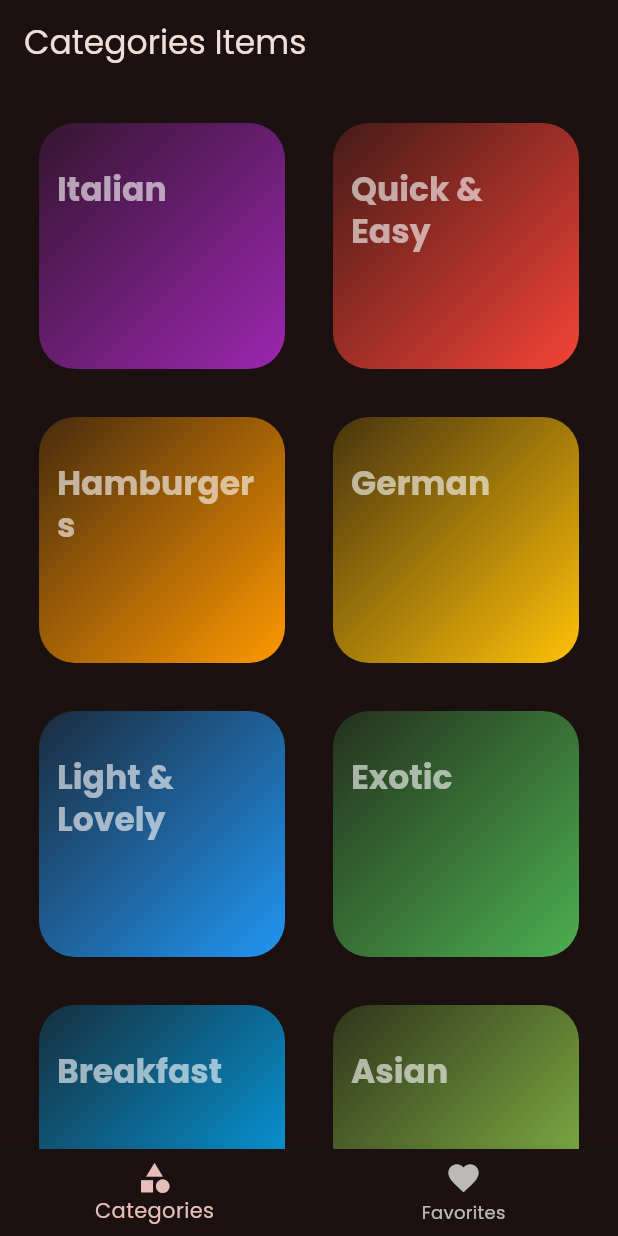
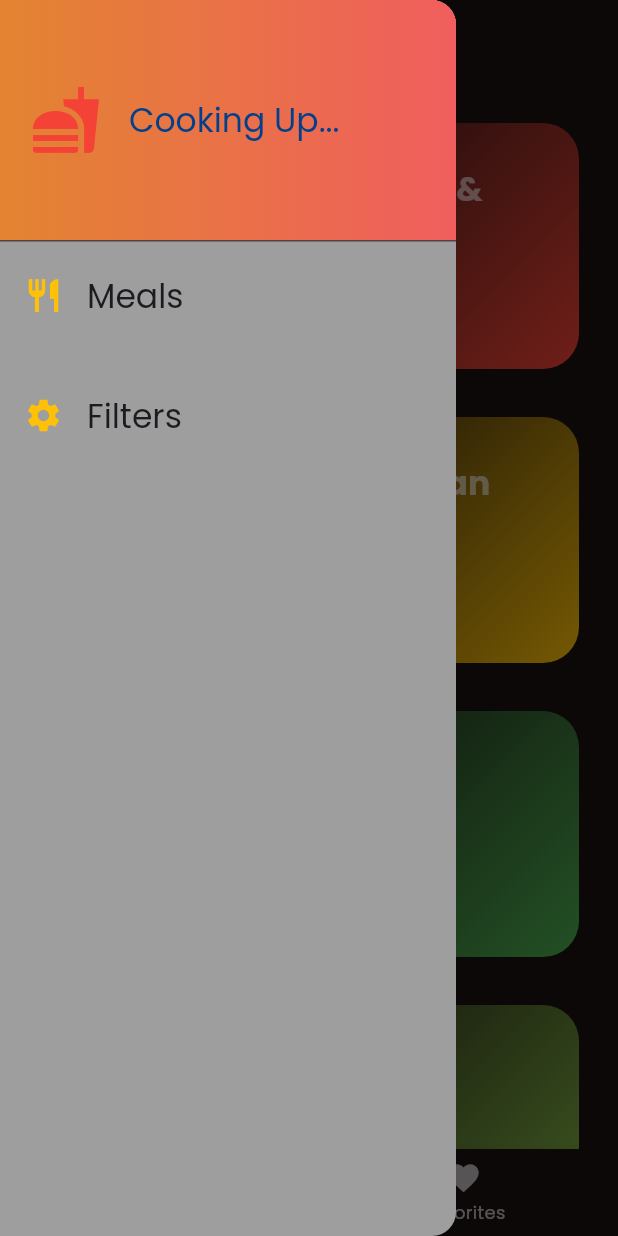
Before and after one commit to KeharSr/flutter_meals_app, a Flutter app: the screen it shows after launch, with the side drawer open (before the commit the screen has no drawer), on a phone screen of 412 x 824 dp. Run offline on Flutter 3.47's test engine with Material 3 defaults, Android fonts, the phone set to English and light mode, and no system bars; our stand-ins replace google_fonts, transparent_image.

Commit message:
screens added to apply the filter

```diff
--- a/lib/app/app.dart
+++ b/lib/app/app.dart
@@ -2,6 +2,7 @@ import 'package:flutter/material.dart';
 import 'package:google_fonts/google_fonts.dart';
 import 'package:meals_app/data/category_data.dart';
 import 'package:meals_app/screens/categories_screen.dart';
+import 'package:meals_app/screens/filter_screen.dart';
 import 'package:meals_app/screens/meals_screen.dart';
 import 'package:meals_app/screens/tabs_screen.dart';
 
--- a/lib/data/category_data.dart
+++ b/lib/data/category_data.dart
@@ -2,68 +2,23 @@ import 'package:flutter/material.dart';
 import 'package:meals_app/model/category_model.dart';
 import 'package:meals_app/model/meals_model.dart';
 
-const List<CategoryModel>  availableCategories = <CategoryModel>[
-  CategoryModel(
-    id: 'c1',
-    title: 'Italian',
-    color: Colors.purple,
-  ),
-  CategoryModel(
-    id: 'c2',
-    title: 'Quick & Easy',
-    color: Colors.red,
-  ),
-  CategoryModel(
-    id: 'c3',
-    title: 'Hamburgers',
-    color: Colors.orange,
-  ),
-  CategoryModel(
-    id: 'c4',
-    title: 'German',
-    color: Colors.amber,
-  ),
-  CategoryModel(
-    id: 'c5',
-    title: 'Light & Lovely',
-    color: Colors.blue,
-  ),
-  CategoryModel(
-    id: 'c6',
-    title: 'Exotic',
-    color: Colors.green,
-  ),
-  CategoryModel(
-    id: 'c7',
-    title: 'Breakfast',
-    color: Colors.lightBlue,
-  ),
-  CategoryModel(
-    id: 'c8',
-    title: 'Asian',
-    color: Colors.lightGreen,
-  ),
-  CategoryModel(
-    id: 'c9',
-    title: 'French',
-    color: Colors.pink,
-  ),
-  CategoryModel(
-    id: 'c10',
-    title: 'Summer',
-    color: Colors.teal,
-  ),
+const List<CategoryModel> availableCategories = <CategoryModel>[
+  CategoryModel(id: 'c1', title: 'Italian', color: Colors.purple),
+  CategoryModel(id: 'c2', title: 'Quick & Easy', color: Colors.red),
+  CategoryModel(id: 'c3', title: 'Hamburgers', color: Colors.orange),
+  CategoryModel(id: 'c4', title: 'German', color: Colors.amber),
+  CategoryModel(id: 'c5', title: 'Light & Lovely', color: Colors.blue),
+  CategoryModel(id: 'c6', title: 'Exotic', color: Colors.green),
+  CategoryModel(id: 'c7', title: 'Breakfast', color: Colors.lightBlue),
+  CategoryModel(id: 'c8', title: 'Asian', color: Colors.lightGreen),
+  CategoryModel(id: 'c9', title: 'French', color: Colors.pink),
+  CategoryModel(id: 'c10', title: 'Summer', color: Colors.teal),
 ];
 
-
-
-const  dummyMeals = [
+const List<MealModel> dummyMeals = <MealModel>[
   MealModel(
     id: 'm1',
-    categories: <String>[
-      'c1',
-      'c2',
-    ],
+    categories: <String>['c1', 'c2'],
     title: 'Spaghetti with Tomato Sauce',
     affordability: Affordability.affordable,
     complexity: Complexity.simple,
@@ -76,7 +31,7 @@ const  dummyMeals = [
       '1 Onion',
       '250g Spaghetti',
       'Spices',
-      'Cheese (optional)'
+      'Cheese (optional)',
     ],
     steps: <String>[
       'Cut the tomatoes and the onion into small pieces.',
@@ -85,7 +40,7 @@ const  dummyMeals = [
       'In the meantime, heaten up some olive oil and add the cut onion.',
       'After 2 minutes, add the tomato pieces, salt, pepper and your other spices.',
       'The sauce will be done once the spaghetti are.',
-      'Feel free to add some cheese on top of the finished dish.'
+      'Feel free to add some cheese on top of the finished dish.',
     ],
     isGlutenFree: false,
     isVegan: true,
@@ -94,9 +49,7 @@ const  dummyMeals = [
   ),
   MealModel(
     id: 'm2',
-    categories: <String>[
-      'c2',
-    ],
+    categories: <String>['c2'],
     title: 'Toast Hawaii',
     affordability: Affordability.affordable,
     complexity: Complexity.simple,
@@ -108,12 +61,12 @@ const  dummyMeals = [
       '1 Slice Ham',
       '1 Slice Pineapple',
       '1-2 Slices of Cheese',
-      'Butter'
+      'Butter',
     ],
     steps: <String>[
       'Butter one side of the white bread',
       'Layer ham, the pineapple and cheese on the white bread',
-      'Bake the toast for round about 10 minutes in the oven at 200°C'
+      'Bake the toast for round about 10 minutes in the oven at 200°C',
     ],
     isGlutenFree: false,
     isVegan: false,
@@ -122,10 +75,7 @@ const  dummyMeals = [
   ),
   MealModel(
     id: 'm3',
-    categories: <String>[
-      'c2',
-      'c3',
-    ],
+    categories: <String>['c2', 'c3'],
     title: 'Classic Hamburger',
     affordability: Affordability.pricey,
     complexity: Complexity.simple,
@@ -138,14 +88,14 @@ const  dummyMeals = [
       '1 Cucumber',
       '1 Onion',
       'Ketchup',
-      '2 Burger Buns'
+      '2 Burger Buns',
     ],
     steps: <String>[
       'Form 2 patties',
       'Fry the patties for c. 4 minutes on each side',
       'Quickly fry the buns for c. 1 minute on each side',
       'Bruch buns with ketchup',
-      'Serve burger with tomato, cucumber and onion'
+      'Serve burger with tomato, cucumber and onion',
     ],
     isGlutenFree: false,
     isVegan: false,
@@ -154,9 +104,7 @@ const  dummyMeals = [
   ),
   MealModel(
     id: 'm4',
-    categories: <String>[
-      'c4',
-    ],
+    categories: <String>['c4'],
     title: 'Wiener Schnitzel',
     affordability: Affordability.luxurious,
     complexity: Complexity.challenging,
@@ -171,7 +119,7 @@ const  dummyMeals = [
       '300ml Butter',
       '100g Vegetable Oil',
       'Salt',
-      'Lemon Slices'
+      'Lemon Slices',
     ],
     steps: <String>[
       'Tenderize the veal to about 2–4mm, and salt on both sides.',
@@ -180,7 +128,7 @@ const  dummyMeals = [
       'Heat the butter and oil in a large pan (allow the fat to get very hot) and fry the schnitzels until golden brown on both sides.',
       'Make sure to toss the pan regularly so that the schnitzels are surrounded by oil and the crumbing becomes ‘fluffy’.',
       'Remove, and drain on kitchen paper. Fry the parsley in the remaining oil and drain.',
-      'Place the schnitzels on awarmed plate and serve garnishedwith parsley and slices of lemon.'
+      'Place the schnitzels on awarmed plate and serve garnishedwith parsley and slices of lemon.',
     ],
     isGlutenFree: false,
     isVegan: false,
@@ -209,14 +157,14 @@ const  dummyMeals = [
       'Mustard',
       'Balsamic Vinegar',
       'Olive Oil',
-      'Salt and Pepper'
+      'Salt and Pepper',
     ],
     steps: <String>[
       'Wash and cut salad and herbs',
       'Dice the salmon',
       'Process mustard, vinegar and olive oil into a dessing',
       'Prepare the salad',
-      'Add salmon cubes and dressing'
+      'Add salmon cubes and dressing',
     ],
     isGlutenFree: true,
     isVegan: false,
@@ -225,10 +173,7 @@ const  dummyMeals = [
   ),
   MealModel(
     id: 'm6',
-    categories: <String>[
-      'c6',
-      'c10',
-    ],
+    categories: <String>['c6', 'c10'],
     title: 'Delicious Orange Mousse',
     affordability: Affordability.affordable,
     complexity: Complexity.hard,
@@ -261,9 +206,7 @@ const  dummyMeals = [
   ),
   MealModel(
     id: 'm7',
-    categories: <String>[
-      'c7',
-    ],
+    categories: <String>['c7'],
     title: 'Pancakes',
     affordability: Affordability.affordable,
     complexity: Complexity.simple,
@@ -283,7 +226,7 @@ const  dummyMeals = [
       'In a large bowl, sift together the flour, baking powder, salt and sugar.',
       'Make a well in the center and pour in the milk, egg and melted butter; mix until smooth.',
       'Heat a lightly oiled griddle or frying pan over medium high heat.',
-      'Pour or scoop the batter onto the griddle, using approximately 1/4 cup for each pancake. Brown on both sides and serve hot.'
+      'Pour or scoop the batter onto the griddle, using approximately 1/4 cup for each pancake. Brown on both sides and serve hot.',
     ],
     isGlutenFree: true,
     isVegan: false,
@@ -292,9 +235,7 @@ const  dummyMeals = [
   ),
   MealModel(
     id: 'm8',
-    categories: <String>[
-      'c8',
-    ],
+    categories: <String>['c8'],
     title: 'Creamy Indian Chicken Curry',
     affordability: Affordability.pricey,
     complexity: Complexity.challenging,
@@ -316,7 +257,7 @@ const  dummyMeals = [
       'Add spices and stir fry',
       'Add chicken breast + 250ml of water and cook everything for 10 minutes',
       'Add coconut milk',
-      'Serve with rice'
+      'Serve with rice',
     ],
     isGlutenFree: true,
     isVegan: false,
@@ -325,9 +266,7 @@ const  dummyMeals = [
   ),
   MealModel(
     id: 'm9',
-    categories: <String>[
-      'c9',
-    ],
+    categories: <String>['c9'],
     title: 'Chocolate Souffle',
     affordability: Affordability.affordable,
     complexity: Complexity.hard,
@@ -374,11 +313,7 @@ const  dummyMeals = [
   ),
   MealModel(
     id: 'm10',
-    categories: <String>[
-      'c2',
-      'c5',
-      'c10',
-    ],
+    categories: <String>['c2', 'c5', 'c10'],
     title: 'Asparagus Salad with Cherry Tomatoes',
     affordability: Affordability.luxurious,
     complexity: Complexity.simple,
@@ -390,7 +325,7 @@ const  dummyMeals = [
       '30g Pine Nuts',
       '300g Cherry Tomatoes',
       'Salad',
-      'Salt, Pepper and Olive Oil'
+      'Salt, Pepper and Olive Oil',
     ],
     steps: <String>[
       'Wash, peel and cut the asparagus',
@@ -399,7 +334,7 @@ const  dummyMeals = [
       'Roast the pine nuts',
       'Halve the tomatoes',
       'Mix with asparagus, salad and dressing',
-      'Serve with Baguette'
+      'Serve with Baguette',
     ],
     isGlutenFree: true,
     isVegan: true,
--- a/lib/screens/categories_screen.dart
+++ b/lib/screens/categories_screen.dart
@@ -7,7 +7,9 @@ import 'package:meals_app/screens/meals_screen.dart';
 import 'package:meals_app/widgets/categories_box.dart';
 
 class CategoriesScreen extends StatelessWidget {
-  const CategoriesScreen({super.key});
+  const CategoriesScreen({super.key,required this.onAddFavorite});
+
+  final void Function(MealModel meals) onAddFavorite;
 
   void _selectedCategory(BuildContext context, CategoryModel category) {
     final List<MealModel> filteredCategory =
@@ -19,16 +21,14 @@ class CategoriesScreen extends StatelessWidget {
       MaterialPageRoute(
         builder:
             (BuildContext context) =>
-                MealsScreen(meals: filteredCategory, title: category.title),
+                MealsScreen(meals: filteredCategory, title: category.title, onAddFavorite: onAddFavorite,),
       ),
     );
   }
 
   @override
   Widget build(BuildContext context) {
-    return Scaffold(
-      appBar: AppBar(title: const Text('Categories Items')),
-      body: GridView(
+    return GridView(
       padding: const EdgeInsets.all(10),
       gridDelegate: const SliverGridDelegateWithFixedCrossAxisCount(
         crossAxisCount: 2,
@@ -41,10 +41,8 @@ class CategoriesScreen extends StatelessWidget {
               _selectedCategory(context, list);
             },
           );
-
         }),
       ],
-      ),
     );
   }
 }
--- a/lib/screens/meals_screen.dart
+++ b/lib/screens/meals_screen.dart
@@ -1,20 +1,21 @@
 import 'package:flutter/material.dart';
-import 'package:meals_app/data/category_data.dart';
 import 'package:meals_app/model/meals_model.dart';
 import 'package:meals_app/widgets/meals_item.dart';
 
 class MealsScreen extends StatelessWidget {
-  MealsScreen({super.key, required this.meals, required this.title});
+  MealsScreen({super.key, required this.meals, this.title,required this.onAddFavorite});
 
-  final String title;
+  final String? title;
   List<MealModel> meals;
+  final void Function(MealModel meals) onAddFavorite;
+
 
   @override
   Widget build(BuildContext context) {
     Widget content = ListView.builder(
       itemCount: meals.length,
       itemBuilder: (BuildContext context, int index) {
-        return MealsItem(meal: meals[index]);
+        return MealsItem(meal: meals[index],onAddFavorite: onAddFavorite,);
       },
     );
 
@@ -39,6 +40,8 @@ class MealsScreen extends StatelessWidget {
         ),
       );
     }
-    return Scaffold(appBar: AppBar(title: Text(title)), body: content);
+
+    if (title == null) return content;
+    return Scaffold(appBar: AppBar(title: Text(title!)), body: content);
   }
 }
--- a/lib/screens/tabs_screen.dart
+++ b/lib/screens/tabs_screen.dart
@@ -1,6 +1,9 @@
 import 'package:flutter/material.dart';
+import 'package:meals_app/model/meals_model.dart';
 import 'package:meals_app/screens/categories_screen.dart';
+import 'package:meals_app/screens/filter_screen.dart';
 import 'package:meals_app/screens/meals_screen.dart';
+import 'package:meals_app/widgets/items_drawer.dart';
 
 class TabsScreen extends StatefulWidget {
   const TabsScreen({super.key});
@@ -12,15 +15,62 @@ class TabsScreen extends StatefulWidget {
 class _TabsScreenState extends State<TabsScreen> {
   int selectedIndex = 0;
 
+  void showInfoMessage(String message) {
+    ScaffoldMessenger.of(context).clearSnackBars();
+    ScaffoldMessenger.of(
+      context,
+    ).showSnackBar(SnackBar(content: Text(message)));
+  }
+
+  final List<MealModel> _favouriteMeals = <MealModel>[];
+
+  void addOrRemoveMeals(MealModel meals) {
+    final bool exist = _favouriteMeals.contains(meals);
+
+    if (exist) {
+      setState(() {
+        _favouriteMeals.remove(meals);
+        showInfoMessage('Meals Removed');
+      });
+    } else {
+      setState(() {
+        _favouriteMeals.add(meals);
+        showInfoMessage('Meals Added');
+      });
+    }
+  }
+
+  void _onSelectScreen(String identifier) async {
+    Navigator.of(context).pop();
+    if (identifier == 'filters') {
+      final Map<Filter, bool>? result = await Navigator.push<Map<Filter, bool>>(
+        context,
+        MaterialPageRoute(
+          builder: (BuildContext context) {
+            return const FilterScreen();
+          },
+        ),
+      );
+      print(result);
+    }
+  }
+
   @override
   Widget build(BuildContext context) {
-    Widget initialScreen = CategoriesScreen();
+    Widget initialScreen = CategoriesScreen(onAddFavorite: addOrRemoveMeals);
+    String activePageTitle = 'Categories';
 
     if (selectedIndex == 1) {
-      initialScreen = MealsScreen(meals: [], title: 'Favorites');
+      initialScreen = MealsScreen(
+        meals: _favouriteMeals,
+        onAddFavorite: addOrRemoveMeals,
+      );
+      activePageTitle = 'Your Favourites';
     }
 
     return Scaffold(
+      appBar: AppBar(title: Text(activePageTitle)),
+      drawer: ItemsDrawer(onSelectScreen: _onSelectScreen),
       body: initialScreen,
       bottomNavigationBar: BottomNavigationBar(
         currentIndex: selectedIndex,
--- /dev/null
+++ b/lib/widgets/items_drawer.dart
@@ -0,0 +1,66 @@
+import 'package:flutter/material.dart';
+
+class ItemsDrawer extends StatelessWidget {
+  const ItemsDrawer({super.key, required this.onSelectScreen});
+
+  final void Function(String identifier) onSelectScreen;
+
+  @override
+  Widget build(BuildContext context) {
+    return Drawer(
+      backgroundColor: Colors.grey,
+      elevation: 2,
+
+      child: Column(
+        children: <Widget>[
+          DrawerHeader(
+            padding: const EdgeInsets.all(20),
+
+            decoration: const BoxDecoration(
+              gradient: LinearGradient(
+                colors: <Color>[
+                  Color.fromARGB(255, 227, 132, 49),
+                  Color.fromARGB(255, 240, 94, 94),
+                ],
+              ),
+            ),
+            child: Row(
+              children: <Widget>[
+                const Icon(Icons.fastfood, size: 48, color: Colors.red),
+                const SizedBox(width: 18),
+                Text(
+                  'Cooking Up...',
+                  style: Theme.of(context).textTheme.titleLarge!.copyWith(
+                    color: const Color.fromARGB(255, 2, 64, 139),
+                  ),
+                ),
+              ],
+            ),
+          ),
+          ListTile(
+            title: Text('Meals', style: Theme.of(context).textTheme.titleLarge),
+            leading: const Icon(
+              Icons.restaurant,
+              size: 26,
+              color: Colors.amber,
+            ),
+            onTap: () {
+              onSelectScreen('meals');
+            },
+          ),
+          const SizedBox(height: 24),
+          ListTile(
+            title: Text(
+              'Filters',
+              style: Theme.of(context).textTheme.titleLarge,
+            ),
+            leading: const Icon(Icons.settings, size: 26, color: Colors.amber),
+            onTap: () {
+              onSelectScreen('filters');
+            },
+          ),
+        ],
+      ),
+    );
+  }
+}
```
Also changed, not shown: lib/screens/filter_screen.dart (added, +150 -0 lines), lib/screens/meals_detail_screen.dart (+17 -4 lines), lib/widgets/individual_meal_details.dart (deleted, +0 -22 lines), lib/widgets/meals_item.dart (+5 -2 lines), lib/widgets/switch_list_title.dart (added, +32 -0 lines). Lines whose indentation alone changed are shown as unchanged.
